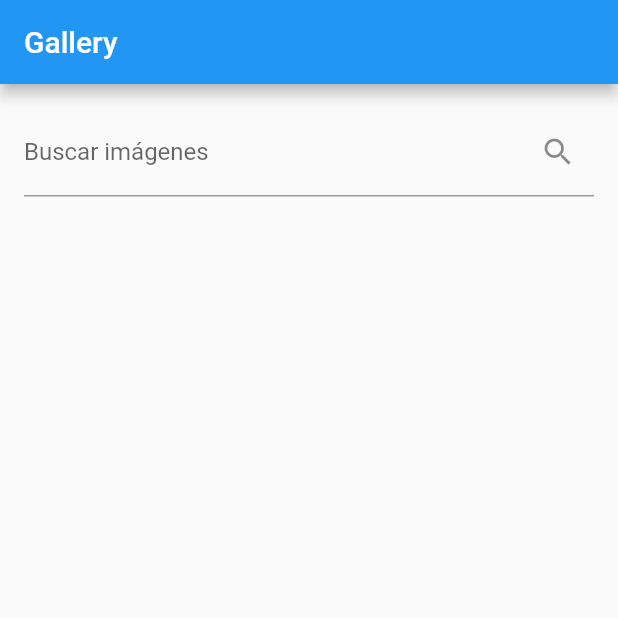
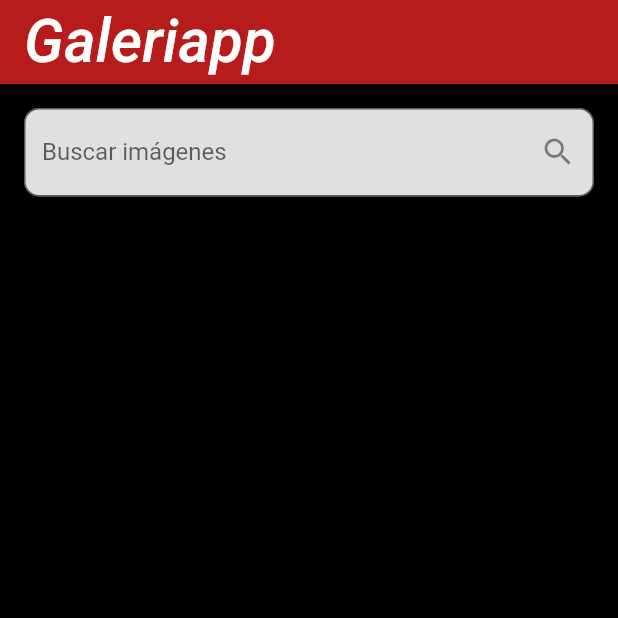
Before and after one commit to Daniel2104/Galeriapp, a Flutter app: the screen it shows after launch, on a phone screen of 412 x 824 dp, the top half of it. Run offline on Flutter 3.47's test engine with Material 2 defaults, Android fonts, the phone set to English and light mode, and no system bars; network calls fail.

Commit message:
add format image and colors in archive main_screen

```diff
--- a/lib/main.dart
+++ b/lib/main.dart
@@ -1,126 +1,6 @@
 import 'package:flutter/material.dart';
-import 'unsplash_service.dart';
-import 'image_model.dart';
-import 'image_detail.dart';
+import 'package:example/main_screen.dart';
 
 void main() {
-  runApp(MyApp());
+  runApp(const MainScreen());
 }
-
-class MyApp extends StatelessWidget {
-  @override
-  Widget build(BuildContext context) {
-    return MaterialApp(
-      title: 'Unsplash Gallery',
-      theme: ThemeData(
-        primarySwatch: Colors.blue,
-      ),
-      home: MyHomePage(),
-    );
-  }
-}
-
-class MyHomePage extends StatefulWidget {
-  @override
-  _MyHomePageState createState() => _MyHomePageState();
-}
-
-class _MyHomePageState extends State<MyHomePage> {
-  final UnsplashService unsplashService = UnsplashService();
-  TextEditingController _searchController = TextEditingController();
-  String _searchQuery = '';
-  int _page = 1; // Página actual
-  List<UnsplashImage> _images = [];
-
-  Future<void> _loadMoreImages() async {
-    final newImages = await unsplashService.getImages(page: _page + 1);
-    setState(() {
-      _images.addAll(newImages);
-      _page++;
-    });
-  }
-
-  Future<void> _searchImages(String query) async {
-    _page = 1;
-    final newImages = await unsplashService.searchImage(query, _page);
-    setState(() {
-      _images.clear();
-      _images.addAll(newImages);
-      _page++;
-    });
-  }
-
-  @override
-  void initState() {
-    _loadMoreImages();
-    super.initState();
-  }
-
-  @override
-  Widget build(BuildContext context) {
-    return Scaffold(
-      appBar: AppBar(
-        title: Text('Gallery'),
-      ),
-      body: Column(
-        children: [
-          Padding(
-            padding: const EdgeInsets.all(16.0),
-            child: TextField(
-              controller: _searchController,
-              decoration: InputDecoration(
-                labelText: 'Buscar imágenes',
-                suffixIcon: IconButton(
-                  icon: Icon(Icons.search),
-                  onPressed: () {
-                    setState(() {
-                      _searchQuery = _searchController.text;
-                      _searchImages(_searchQuery);
-                    });
-                  },
-                ),
-              ),
-            ),
-          ),
-          Expanded(
-            child: NotificationListener<ScrollNotification>(
-              onNotification: (ScrollNotification scrollInfo) {
-                if (scrollInfo.metrics.pixels ==
-                    scrollInfo.metrics.maxScrollExtent) {
-                  _loadMoreImages(); // Cargar más imágenes cuando el usuario llega al final
-                }
-                return true;
-              },
-              child: GridView.builder(
-                gridDelegate: SliverGridDelegateWithFixedCrossAxisCount(
-                  crossAxisCount: 2,
-                ),
-                itemCount: _images.length,
-                itemBuilder: (context, index) {
-                  final image = _images[index];
-                  return GestureDetector(
-                    onTap: () {
-                      Navigator.of(context).push(MaterialPageRoute(
-                        builder: (context) => ImageDetailScreen(image: image),
-                      ));
-                    },
-                    child: Image.network(
-                      image.imageUrl,
-                      fit: BoxFit.cover,
-                    ),
-                  );
-                },
-              ),
-            ),
-          ),
-        ],
-      ),
-    );
-  }
-
-  @override
-  void dispose() {
-    _searchController.dispose();
-    super.dispose();
-  }
-}
--- /dev/null
+++ b/lib/main_screen.dart
@@ -0,0 +1,165 @@
+import 'package:flutter/material.dart';
+import 'unsplash_service.dart';
+import 'image_model.dart';
+import 'image_detail.dart';
+
+class MainScreen extends StatelessWidget {
+  const MainScreen({super.key});
+
+  @override
+  Widget build(BuildContext context) {
+    return MaterialApp(
+      title: 'Galeriapp',
+      debugShowCheckedModeBanner: false,
+      home: Container(
+        decoration: BoxDecoration(
+          color: Colors.grey[900], // Fondo gris oscuro
+        ),
+        child: const MyHomePage(),
+      ),
+      theme: ThemeData(
+        appBarTheme: AppBarTheme(
+          backgroundColor: Colors.red[900], // Color rojo oscuro para el AppBar
+        ),
+        textTheme: const TextTheme(
+          headline6: TextStyle(
+            fontSize: 40.0, // Tamaño de fuente de los títulos
+            fontStyle: FontStyle.italic,
+            color: Colors.white, // Color de texto blanco
+          ),
+        ),
+      ),
+    );
+  }
+}
+
+class MyHomePage extends StatefulWidget {
+  const MyHomePage({super.key});
+
+  @override
+  _MyHomePageState createState() => _MyHomePageState();
+}
+
+class _MyHomePageState extends State<MyHomePage> {
+  final UnsplashService unsplashService = UnsplashService();
+  final TextEditingController _searchController = TextEditingController();
+  String _searchQuery = '';
+  int _page = 1; // Página actual
+  final List<UnsplashImage> _images = [];
+
+  Future<void> _loadMoreImages() async {
+    final newImages = await unsplashService.getImages(page: _page + 1);
+    setState(() {
+      _images.addAll(newImages);
+      _page++;
+    });
+  }
+
+  Future<void> _searchImages(String query) async {
+    _page = 1;
+    final newImages = await unsplashService.searchImage(query, _page);
+    setState(() {
+      _images.clear();
+      _images.addAll(newImages);
+      _page++;
+    });
+  }
+
+  @override
+  void initState() {
+    _loadMoreImages();
+    super.initState();
+  }
+
+  @override
+  Widget build(BuildContext context) {
+    return Scaffold(
+      appBar: AppBar(
+        title: const Text('Galeriapp'),
+      ),
+      backgroundColor:
+          Colors.black, // Fondo negro para el cuerpo de la aplicación
+      body: Column(
+        children: [
+          Padding(
+            padding: const EdgeInsets.all(16.0),
+            child: TextField(
+              controller: _searchController,
+              decoration: InputDecoration(
+                labelText: 'Buscar imágenes',
+                suffixIcon: IconButton(
+                  icon: const Icon(Icons.search),
+                  onPressed: () {
+                    setState(() {
+                      _searchQuery = _searchController.text;
+                      _searchImages(_searchQuery);
+                    });
+                  },
+                ),
+                border: OutlineInputBorder(
+                  borderRadius: BorderRadius.circular(10.0),
+                ),
+                filled: true,
+                fillColor: Colors.grey[300], // Color de fondo gris
+              ),
+              style: const TextStyle(
+                fontSize: 16.0, // Tamaño de fuente del texto de búsqueda
+              ),
+            ),
+          ),
+          Expanded(
+            child: NotificationListener<ScrollNotification>(
+              onNotification: (ScrollNotification scrollInfo) {
+                if (scrollInfo.metrics.pixels ==
+                    scrollInfo.metrics.maxScrollExtent) {
+                  _loadMoreImages(); // Cargar más imágenes cuando el usuario llega al final
+                }
+                return true;
+              },
+              child: GridView.builder(
+                gridDelegate: const SliverGridDelegateWithFixedCrossAxisCount(
+                  crossAxisCount: 2,
+                  crossAxisSpacing:
+                      16.0, // Espacio horizontal entre las imágenes
+                  mainAxisSpacing: 16.0, // Espacio vertical entre las imágenes
+                ),
+                itemCount: _images.length,
+                itemBuilder: (context, index) {
+                  final image = _images[index];
+                  return GestureDetector(
+                    onTap: () {
+                      Navigator.of(context).push(MaterialPageRoute(
+                        builder: (context) => ImageDetailScreen(image: image),
+                      ));
+                    },
+                    child: Hero(
+                      tag:
+                          'image_${image.id}', // Asigna un tag único para cada imagen
+                      child: Padding(
+                        padding: const EdgeInsets.all(
+                            8.0), // Espacio alrededor de la imagen
+                        child: ClipRRect(
+                          borderRadius: BorderRadius.circular(10),
+                          child: Image.network(
+                            image.imageUrl,
+                            fit: BoxFit.cover,
+                          ),
+                        ),
+                      ),
+                    ),
+                  );
+                },
+              ),
+            ),
+          ),
+        ],
+      ),
+    );
+  }
+
+  @override
+  void dispose() {
+    _searchController.dispose();
+    super.dispose();
+  }
+}
```
Also changed, not shown: lib/image_detail.dart (+21 -11 lines).
